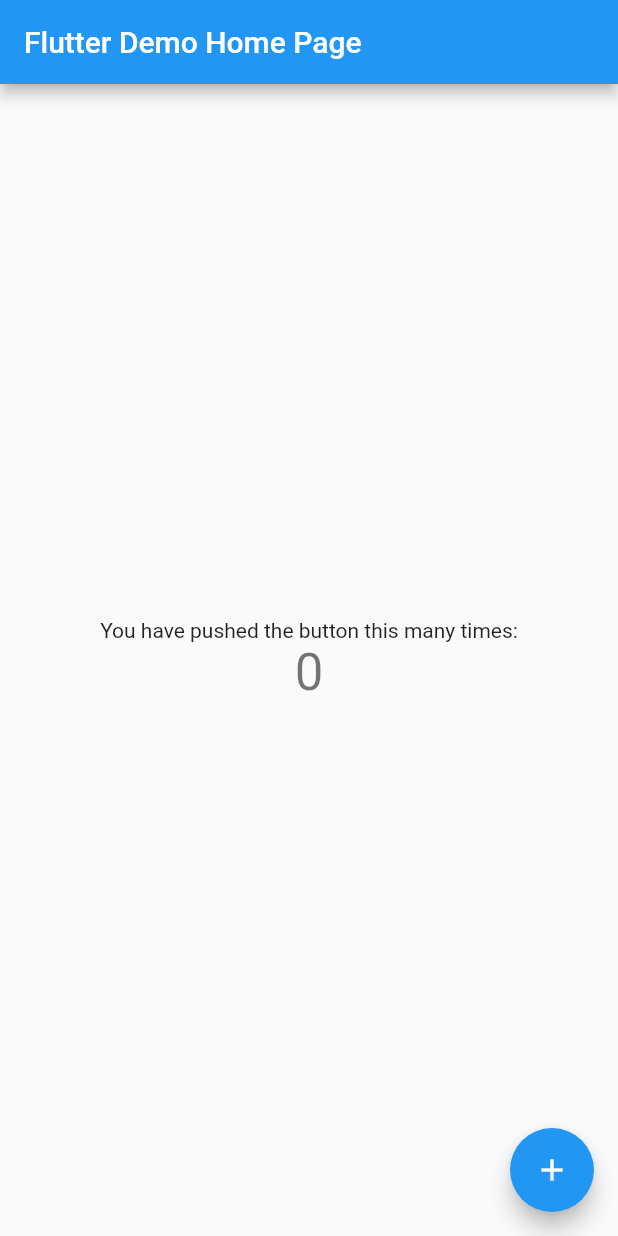
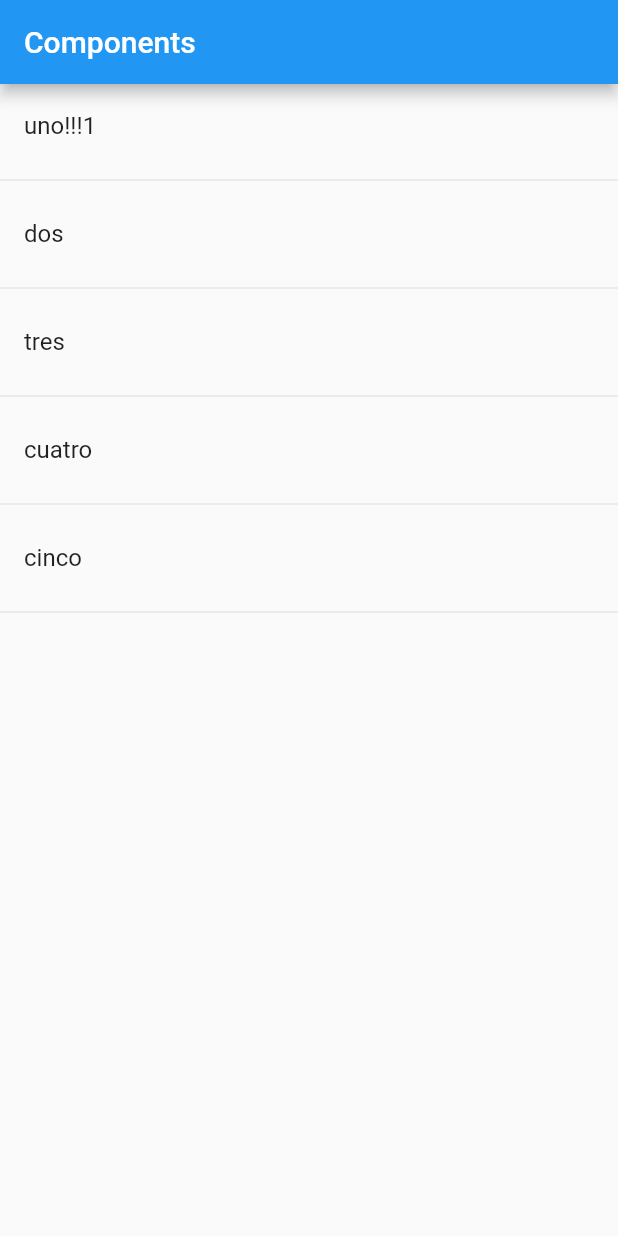
Before and after one commit to juanfer2/course_flutter, a Flutter app: the screen it shows after launch, on a phone screen of 412 x 824 dp. Run offline on Flutter 3.47's test engine with Material 2 defaults, Android fonts, the phone set to English and light mode, and no system bars.

Commit message:
ListWidget

```diff
--- a/components_app/lib/main.dart
+++ b/components_app/lib/main.dart
@@ -1,117 +1,16 @@
+import 'package:components_app/src/screens/home_page.dart';
+
 import 'package:flutter/material.dart';
 
-void main() {
-  runApp(MyApp());
-}
+void main() => runApp(MyApp());
 
 class MyApp extends StatelessWidget {
-  // This widget is the root of your application.
   @override
   Widget build(BuildContext context) {
     return MaterialApp(
-      title: 'Flutter Demo',
-      theme: ThemeData(
-        // This is the theme of your application.
-        //
-        // Try running your application with "flutter run". You'll see the
-        // application has a blue toolbar. Then, without quitting the app, try
-        // changing the primarySwatch below to Colors.green and then invoke
-        // "hot reload" (press "r" in the console where you ran "flutter run",
-        // or simply save your changes to "hot reload" in a Flutter IDE).
-        // Notice that the counter didn't reset back to zero; the application
-        // is not restarted.
-        primarySwatch: Colors.blue,
-        // This makes the visual density adapt to the platform that you run
-        // the app on. For desktop platforms, the controls will be smaller and
-        // closer together (more dense) than on mobile platforms.
-        visualDensity: VisualDensity.adaptivePlatformDensity,
-      ),
-      home: MyHomePage(title: 'Flutter Demo Home Page'),
+      title: 'Components App',
+      debugShowCheckedModeBanner: false,
+      home: HomePage(),
     );
   }
 }
-
-class MyHomePage extends StatefulWidget {
-  MyHomePage({Key key, this.title}) : super(key: key);
-
-  // This widget is the home page of your application. It is stateful, meaning
-  // that it has a State object (defined below) that contains fields that affect
-  // how it looks.
-
-  // This class is the configuration for the state. It holds the values (in this
-  // case the title) provided by the parent (in this case the App widget) and
-  // used by the build method of the State. Fields in a Widget subclass are
-  // always marked "final".
-
-  final String title;
-
-  @override
-  _MyHomePageState createState() => _MyHomePageState();
-}
-
-class _MyHomePageState extends State<MyHomePage> {
-  int _counter = 0;
-
-  void _incrementCounter() {
-    setState(() {
-      // This call to setState tells the Flutter framework that something has
-      // changed in this State, which causes it to rerun the build method below
-      // so that the display can reflect the updated values. If we changed
-      // _counter without calling setState(), then the build method would not be
-      // called again, and so nothing would appear to happen.
-      _counter++;
-    });
-  }
-
-  @override
-  Widget build(BuildContext context) {
-    // This method is rerun every time setState is called, for instance as done
-    // by the _incrementCounter method above.
-    //
-    // The Flutter framework has been optimized to make rerunning build methods
-    // fast, so that you can just rebuild anything that needs updating rather
-    // than having to individually change instances of widgets.
-    return Scaffold(
-      appBar: AppBar(
-        // Here we take the value from the MyHomePage object that was created by
-        // the App.build method, and use it to set our appbar title.
-        title: Text(widget.title),
-      ),
-      body: Center(
-        // Center is a layout widget. It takes a single child and positions it
-        // in the middle of the parent.
-        child: Column(
-          // Column is also a layout widget. It takes a list of children and
-          // arranges them vertically. By default, it sizes itself to fit its
-          // children horizontally, and tries to be as tall as its parent.
-          //
-          // Invoke "debug painting" (press "p" in the console, choose the
-          // "Toggle Debug Paint" action from the Flutter Inspector in Android
-          // Studio, or the "Toggle Debug Paint" command in Visual Studio Code)
-          // to see the wireframe for each widget.
-          //
-          // Column has various properties to control how it sizes itself and
-          // how it positions its children. Here we use mainAxisAlignment to
-          // center the children vertically; the main axis here is the vertical
-          // axis because Columns are vertical (the cross axis would be
-          // horizontal).
-          mainAxisAlignment: MainAxisAlignment.center,
-          children: <Widget>[
-            Text(
-              'You have pushed the button this many times:',
-            ),
-            Text(
-              '$_counter',
-              style: Theme.of(context).textTheme.headline4,
-            ),
-          ],
-        ),
-      ),
-      floatingActionButton: FloatingActionButton(
-        onPressed: _incrementCounter,
-        tooltip: 'Increment',
-        child: Icon(Icons.add),
-      ), // This trailing comma makes auto-formatting nicer for build methods.
-    );
-  }
-}
--- /dev/null
+++ b/components_app/lib/src/screens/home_page.dart
@@ -0,0 +1,17 @@
+import 'package:flutter/material.dart';
+
+import 'package:components_app/src/widgets/listItems_widget.dart';
+
+class HomePage extends StatelessWidget {
+  // const HomePage({Key key}) : super(key: key);
+
+  @override
+  Widget build(BuildContext context) {
+    return Scaffold(
+      appBar: AppBar(
+        title: Text('Components'),
+      ),
+      body: ListItemWidget(),
+    );
+  }
+}
--- /dev/null
+++ b/components_app/lib/src/widgets/listItems_widget.dart
@@ -0,0 +1,22 @@
+import 'package:flutter/material.dart';
+
+class ListItemWidget extends StatelessWidget {
+  final listOptions = ['uno!!!1', 'dos', 'tres', 'cuatro', 'cinco'];
+  // const name({Key key}) : super(key: key);
+
+  @override
+  Widget build(BuildContext context) {
+    return ListView(
+      children: _createItems(),
+    );
+  }
+
+  List<Widget> _createItems() {
+    List<Widget> newList = new List<Widget>();
+    for (String item in listOptions) {
+      final tempWidget = ListTile(title: Text(item));
+      newList..add(tempWidget)..add(Divider());
+    }
+    return newList;
+  }
+}
--- a/components_app/pubspec.yaml
+++ b/components_app/pubspec.yaml
@@ -46,7 +46,8 @@ flutter:
 
   # To add assets to your application, add an assets section, like this:
   # assets:
-  #   - images/a_dot_burr.jpeg
+  #   - assets
+  #   - assets/images
   #   - images/a_dot_ham.jpeg
 
   # An image asset can refer to one or more resolution-specific "variants", see
```
